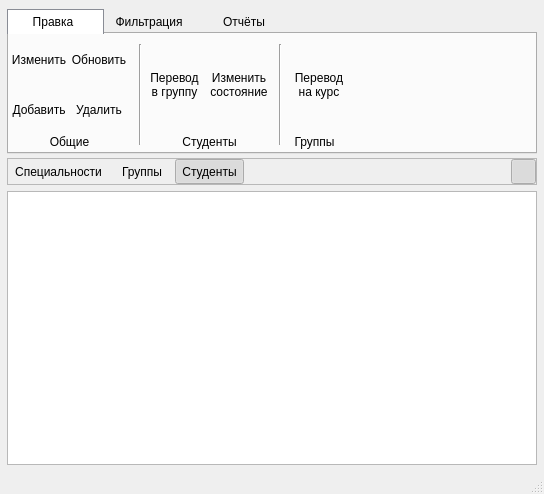
This is source_modules/personnel_department/mainwindow.ui in MichaelRepository/diplom_project as Qt 5 draws it before an edit. The edited form follows.
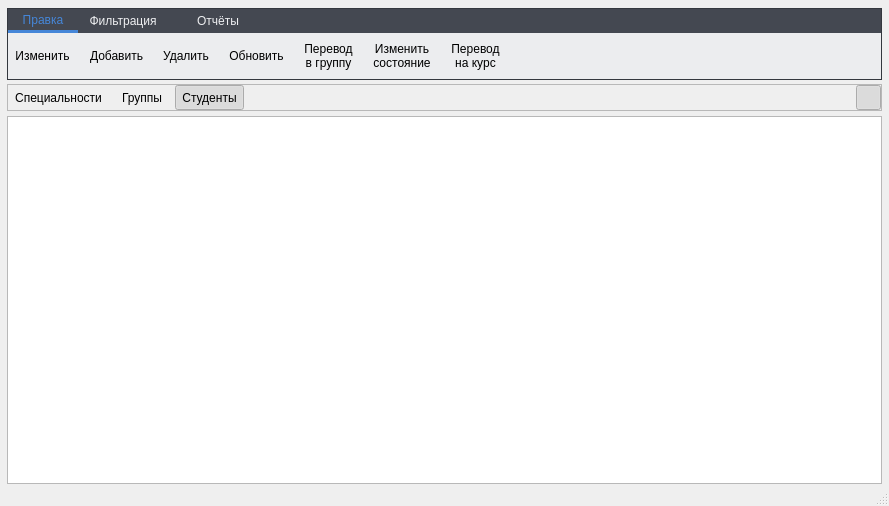
This is the edited form. Icons and pictures are not drawn.

The edit to the form file:
```diff
--- a/source_modules/personnel_department/mainwindow.ui
+++ b/source_modules/personnel_department/mainwindow.ui
@@ -6,8 +6,8 @@
    <rect>
     <x>0</x>
     <y>0</y>
-    <width>544</width>
-    <height>494</height>
+    <width>749</width>
+    <height>506</height>
    </rect>
   </property>
   <property name="windowTitle">
@@ -38,10 +38,19 @@
      <number>7</number>
     </property>
     <property name="bottomMargin">
-     <number>7</number>
+     <number>0</number>
     </property>
-    <item row="2" column="0">
+    <property name="spacing">
+     <number>5</number>
+    </property>
+    <item row="1" column="0">
      <widget class="QStackedWidget" name="stackedWidget">
+      <property name="sizePolicy">
+       <sizepolicy hsizetype="Preferred" vsizetype="Preferred">
+        <horstretch>0</horstretch>
+        <verstretch>0</verstretch>
+       </sizepolicy>
+      </property>
       <property name="currentIndex">
        <number>0</number>
       </property>
@@ -59,8 +68,17 @@
         <property name="bottomMargin">
          <number>0</number>
         </property>
+        <property name="spacing">
+         <number>5</number>
+        </property>
         <item row="0" column="0" colspan="3">
          <widget class="QFrame" name="frame_3">
+          <property name="sizePolicy">
+           <sizepolicy hsizetype="Preferred" vsizetype="Fixed">
+            <horstretch>0</horstretch>
+            <verstretch>0</verstretch>
+           </sizepolicy>
+          </property>
           <property name="frameShape">
            <enum>QFrame::StyledPanel</enum>
           </property>
@@ -144,8 +162,8 @@
              </property>
              <property name="iconSize">
               <size>
-               <width>20</width>
-               <height>20</height>
+               <width>25</width>
+               <height>25</height>
               </size>
              </property>
              <property name="checkable">
@@ -198,8 +216,8 @@
              </property>
              <property name="iconSize">
               <size>
-               <width>20</width>
-               <height>20</height>
+               <width>25</width>
+               <height>25</height>
               </size>
              </property>
              <property name="checkable">
@@ -242,8 +260,8 @@
              </property>
              <property name="iconSize">
               <size>
-               <width>20</width>
-               <height>20</height>
+               <width>25</width>
+               <height>25</height>
               </size>
              </property>
              <property name="checkable">
@@ -268,6 +286,15 @@
         </item>
         <item row="1" column="0" colspan="3">
          <widget class="QTableView" name="tableView">
+          <property name="styleSheet">
+           <string notr="true">QAbstractItemView:item::selected{color:#fff;background-color: #4586D8;}</string>
+          </property>
+          <property name="frameShape">
+           <enum>QFrame::StyledPanel</enum>
+          </property>
+          <property name="frameShadow">
+           <enum>QFrame::Sunken</enum>
+          </property>
           <property name="editTriggers">
            <set>QAbstractItemView::NoEditTriggers</set>
           </property>
@@ -302,34 +329,93 @@
       <widget class="QWidget" name="page_2"/>
      </widget>
     </item>
-    <item row="1" column="0">
+    <item row="0" column="0">
+     <widget class="QFrame" name="toolframe">
+      <property name="minimumSize">
+       <size>
+        <width>0</width>
+        <height>72</height>
+       </size>
+      </property>
+      <property name="maximumSize">
+       <size>
+        <width>16777215</width>
+        <height>70</height>
+       </size>
+      </property>
+      <property name="styleSheet">
+       <string notr="true">#toolframe{
+	background-color: #444851;
+}</string>
+      </property>
+      <property name="frameShape">
+       <enum>QFrame::StyledPanel</enum>
+      </property>
+      <property name="frameShadow">
+       <enum>QFrame::Raised</enum>
+      </property>
+      <layout class="QGridLayout" name="gridLayout_3">
+       <property name="leftMargin">
+        <number>0</number>
+       </property>
+       <property name="topMargin">
+        <number>0</number>
+       </property>
+       <property name="rightMargin">
+        <number>0</number>
+       </property>
+       <property name="bottomMargin">
+        <number>0</number>
+       </property>
+       <property name="spacing">
+        <number>0</number>
+       </property>
+       <item row="0" column="0">
      <widget class="QTabWidget" name="tabWidget">
+         <property name="sizePolicy">
+          <sizepolicy hsizetype="Minimum" vsizetype="Fixed">
+           <horstretch>0</horstretch>
+           <verstretch>0</verstretch>
+          </sizepolicy>
+         </property>
       <property name="minimumSize">
        <size>
         <width>0</width>
-        <height>145</height>
+           <height>70</height>
        </size>
       </property>
       <property name="maximumSize">
        <size>
         <width>16777215</width>
-        <height>140</height>
+           <height>70</height>
        </size>
       </property>
       <property name="styleSheet">
-       <string notr="true">QTabBar::tab {
+          <string notr="true">/*QTabWidget {
+	border:none;
+}*/
+
+QTabWidget::pane{
+	border:none;	
+	background-color:#ECEDEF;
+}
+
+QTabBar::tab {
 	min-width:70px;
 }
 QTabBar::tab:!selected {
 	border:none;
 	background-color:none;
 	padding:5px 15px 5px 10px;
+	color:#EEEFF1;
 }
+
 QTabBar::tab:selected {
-	padding:5px 15px 5px 10px;
+	/*padding:5px 15px 5px 10px;
 	background-color:#fff;
-	border:1 solid #898C95;
-	border-bottom:none;
+	border:1 solid #898C95;*/
+	border-bottom:3 solid #4586D8;
+	color:#4586D8;
 }</string>
       </property>
       <property name="currentIndex">
@@ -348,30 +434,26 @@
        <attribute name="title">
         <string>Правка</string>
        </attribute>
-       <widget class="QLabel" name="label_6">
-        <property name="geometry">
-         <rect>
-          <x>0</x>
-          <y>100</y>
-          <width>121</width>
-          <height>16</height>
-         </rect>
-        </property>
-        <property name="text">
-         <string>Общие</string>
-        </property>
-        <property name="alignment">
-         <set>Qt::AlignCenter</set>
-        </property>
-       </widget>
+          <layout class="QHBoxLayout" name="horizontalLayout">
+           <property name="leftMargin">
+            <number>0</number>
+           </property>
+           <property name="topMargin">
+            <number>0</number>
+           </property>
+           <property name="rightMargin">
+            <number>0</number>
+           </property>
+           <property name="bottomMargin">
+            <number>0</number>
+           </property>
+           <item>
        <widget class="QToolButton" name="Edit_button1">
-        <property name="geometry">
-         <rect>
-          <x>0</x>
-          <y>0</y>
-          <width>60</width>
-          <height>51</height>
-         </rect>
+             <property name="sizePolicy">
+              <sizepolicy hsizetype="Minimum" vsizetype="Expanding">
+               <horstretch>0</horstretch>
+               <verstretch>0</verstretch>
+              </sizepolicy>
         </property>
         <property name="text">
          <string>Изменить</string>
@@ -382,8 +464,8 @@
         </property>
         <property name="iconSize">
          <size>
-          <width>20</width>
-          <height>20</height>
+               <width>30</width>
+               <height>30</height>
          </size>
         </property>
         <property name="autoExclusive">
@@ -393,7 +475,7 @@
          <enum>QToolButton::DelayedPopup</enum>
         </property>
         <property name="toolButtonStyle">
-         <enum>Qt::ToolButtonTextUnderIcon</enum>
+              <enum>Qt::ToolButtonIconOnly</enum>
         </property>
         <property name="autoRaise">
          <bool>true</bool>
@@ -402,14 +484,14 @@
          <enum>Qt::NoArrow</enum>
         </property>
        </widget>
+           </item>
+           <item>
        <widget class="QToolButton" name="Add_button1">
-        <property name="geometry">
-         <rect>
-          <x>0</x>
-          <y>50</y>
-          <width>60</width>
-          <height>51</height>
-         </rect>
+             <property name="sizePolicy">
+              <sizepolicy hsizetype="Minimum" vsizetype="Expanding">
+               <horstretch>0</horstretch>
+               <verstretch>0</verstretch>
+              </sizepolicy>
         </property>
         <property name="text">
          <string>Добавить</string>
@@ -420,8 +502,8 @@
         </property>
         <property name="iconSize">
          <size>
-          <width>20</width>
-          <height>20</height>
+               <width>30</width>
+               <height>30</height>
          </size>
         </property>
         <property name="autoExclusive">
@@ -431,7 +513,7 @@
          <enum>QToolButton::DelayedPopup</enum>
         </property>
         <property name="toolButtonStyle">
-         <enum>Qt::ToolButtonTextUnderIcon</enum>
+              <enum>Qt::ToolButtonIconOnly</enum>
         </property>
         <property name="autoRaise">
          <bool>true</bool>
@@ -440,14 +522,14 @@
          <enum>Qt::NoArrow</enum>
         </property>
        </widget>
+           </item>
+           <item>
        <widget class="QToolButton" name="Delete_button1">
-        <property name="geometry">
-         <rect>
-          <x>60</x>
-          <y>50</y>
-          <width>60</width>
-          <height>51</height>
-         </rect>
+             <property name="sizePolicy">
+              <sizepolicy hsizetype="Minimum" vsizetype="Expanding">
+               <horstretch>0</horstretch>
+               <verstretch>0</verstretch>
+              </sizepolicy>
         </property>
         <property name="text">
          <string>Удалить</string>
@@ -458,8 +540,8 @@
         </property>
         <property name="iconSize">
          <size>
-          <width>20</width>
-          <height>20</height>
+               <width>30</width>
+               <height>30</height>
          </size>
         </property>
         <property name="autoExclusive">
@@ -469,7 +551,7 @@
          <enum>QToolButton::DelayedPopup</enum>
         </property>
         <property name="toolButtonStyle">
-         <enum>Qt::ToolButtonTextUnderIcon</enum>
+              <enum>Qt::ToolButtonIconOnly</enum>
         </property>
         <property name="autoRaise">
          <bool>true</bool>
@@ -478,17 +560,17 @@
          <enum>Qt::NoArrow</enum>
         </property>
        </widget>
+           </item>
+           <item>
        <widget class="QToolButton" name="Refresh_button1">
         <property name="enabled">
          <bool>true</bool>
         </property>
-        <property name="geometry">
-         <rect>
-          <x>60</x>
-          <y>0</y>
-          <width>60</width>
-          <height>51</height>
-         </rect>
+             <property name="sizePolicy">
+              <sizepolicy hsizetype="Minimum" vsizetype="Expanding">
+               <horstretch>0</horstretch>
+               <verstretch>0</verstretch>
+              </sizepolicy>
         </property>
         <property name="text">
          <string>Обновить</string>
@@ -499,8 +581,8 @@
         </property>
         <property name="iconSize">
          <size>
-          <width>20</width>
-          <height>20</height>
+               <width>25</width>
+               <height>30</height>
          </size>
         </property>
         <property name="autoExclusive">
@@ -510,7 +592,7 @@
          <enum>QToolButton::DelayedPopup</enum>
         </property>
         <property name="toolButtonStyle">
-         <enum>Qt::ToolButtonTextUnderIcon</enum>
+              <enum>Qt::ToolButtonIconOnly</enum>
         </property>
         <property name="autoRaise">
          <bool>true</bool>
@@ -519,30 +601,14 @@
          <enum>Qt::NoArrow</enum>
         </property>
        </widget>
-       <widget class="QLabel" name="label_7">
-        <property name="geometry">
-         <rect>
-          <x>140</x>
-          <y>100</y>
-          <width>121</width>
-          <height>16</height>
-         </rect>
-        </property>
-        <property name="text">
-         <string>Студенты</string>
-        </property>
-        <property name="alignment">
-         <set>Qt::AlignCenter</set>
-        </property>
-       </widget>
+           </item>
+           <item>
        <widget class="QToolButton" name="To_group_button">
-        <property name="geometry">
-         <rect>
-          <x>140</x>
-          <y>0</y>
-          <width>51</width>
-          <height>101</height>
-         </rect>
+             <property name="sizePolicy">
+              <sizepolicy hsizetype="Minimum" vsizetype="Expanding">
+               <horstretch>0</horstretch>
+               <verstretch>0</verstretch>
+              </sizepolicy>
         </property>
         <property name="text">
          <string>Перевод 
@@ -565,7 +631,7 @@
          <enum>QToolButton::DelayedPopup</enum>
         </property>
         <property name="toolButtonStyle">
-         <enum>Qt::ToolButtonTextUnderIcon</enum>
+              <enum>Qt::ToolButtonIconOnly</enum>
         </property>
         <property name="autoRaise">
          <bool>true</bool>
@@ -574,14 +640,14 @@
          <enum>Qt::NoArrow</enum>
         </property>
        </widget>
+           </item>
+           <item>
        <widget class="QToolButton" name="Change_state_button">
-        <property name="geometry">
-         <rect>
-          <x>200</x>
-          <y>0</y>
-          <width>60</width>
-          <height>101</height>
-         </rect>
+             <property name="sizePolicy">
+              <sizepolicy hsizetype="Minimum" vsizetype="Expanding">
+               <horstretch>0</horstretch>
+               <verstretch>0</verstretch>
+              </sizepolicy>
         </property>
         <property name="text">
          <string>Изменить
@@ -604,7 +670,7 @@
          <enum>QToolButton::DelayedPopup</enum>
         </property>
         <property name="toolButtonStyle">
-         <enum>Qt::ToolButtonTextUnderIcon</enum>
+              <enum>Qt::ToolButtonIconOnly</enum>
         </property>
         <property name="autoRaise">
          <bool>true</bool>
@@ -613,49 +679,14 @@
          <enum>Qt::NoArrow</enum>
         </property>
        </widget>
-       <widget class="Line" name="line_5">
-        <property name="geometry">
-         <rect>
-          <x>270</x>
-          <y>10</y>
-          <width>2</width>
-          <height>101</height>
-         </rect>
-        </property>
-        <property name="frameShadow">
-         <enum>QFrame::Sunken</enum>
-        </property>
-        <property name="lineWidth">
-         <number>1</number>
-        </property>
-        <property name="orientation">
-         <enum>Qt::Vertical</enum>
-        </property>
-       </widget>
-       <widget class="QLabel" name="label_8">
-        <property name="geometry">
-         <rect>
-          <x>280</x>
-          <y>100</y>
-          <width>51</width>
-          <height>16</height>
-         </rect>
-        </property>
-        <property name="text">
-         <string>Группы</string>
-        </property>
-        <property name="alignment">
-         <set>Qt::AlignCenter</set>
-        </property>
-       </widget>
+           </item>
+           <item>
        <widget class="QToolButton" name="Change_course_button">
-        <property name="geometry">
-         <rect>
-          <x>280</x>
-          <y>0</y>
-          <width>60</width>
-          <height>101</height>
-         </rect>
+             <property name="sizePolicy">
+              <sizepolicy hsizetype="Minimum" vsizetype="Expanding">
+               <horstretch>0</horstretch>
+               <verstretch>0</verstretch>
+              </sizepolicy>
         </property>
         <property name="text">
          <string>Перевод
@@ -678,7 +709,7 @@
          <enum>QToolButton::DelayedPopup</enum>
         </property>
         <property name="toolButtonStyle">
-         <enum>Qt::ToolButtonTextUnderIcon</enum>
+              <enum>Qt::ToolButtonIconOnly</enum>
         </property>
         <property name="autoRaise">
          <bool>true</bool>
@@ -687,25 +718,21 @@
          <enum>Qt::NoArrow</enum>
         </property>
        </widget>
-       <widget class="Line" name="line_8">
-        <property name="geometry">
-         <rect>
-          <x>130</x>
-          <y>10</y>
-          <width>2</width>
-          <height>101</height>
-         </rect>
-        </property>
-        <property name="frameShadow">
-         <enum>QFrame::Sunken</enum>
-        </property>
-        <property name="lineWidth">
-         <number>1</number>
-        </property>
+           </item>
+           <item>
+            <spacer name="horizontalSpacer_2">
         <property name="orientation">
-         <enum>Qt::Vertical</enum>
-        </property>
-       </widget>
+              <enum>Qt::Horizontal</enum>
+             </property>
+             <property name="sizeHint" stdset="0">
+              <size>
+               <width>370</width>
+               <height>20</height>
+              </size>
+             </property>
+            </spacer>
+           </item>
+          </layout>
       </widget>
       <widget class="QWidget" name="tab_3">
        <property name="enabled">
@@ -991,7 +1018,16 @@
     </item>
    </layout>
   </widget>
+    </item>
+   </layout>
+  </widget>
   <widget class="QStatusBar" name="statusBar">
+   <property name="sizePolicy">
+    <sizepolicy hsizetype="Ignored" vsizetype="Fixed">
+     <horstretch>0</horstretch>
+     <verstretch>0</verstretch>
+    </sizepolicy>
+   </property>
    <property name="sizeGripEnabled">
     <bool>true</bool>
    </property>
```
Left out of the diff: 274 changed lines with no effect on the pictures. Lines whose indentation alone changed are shown as unchanged.
